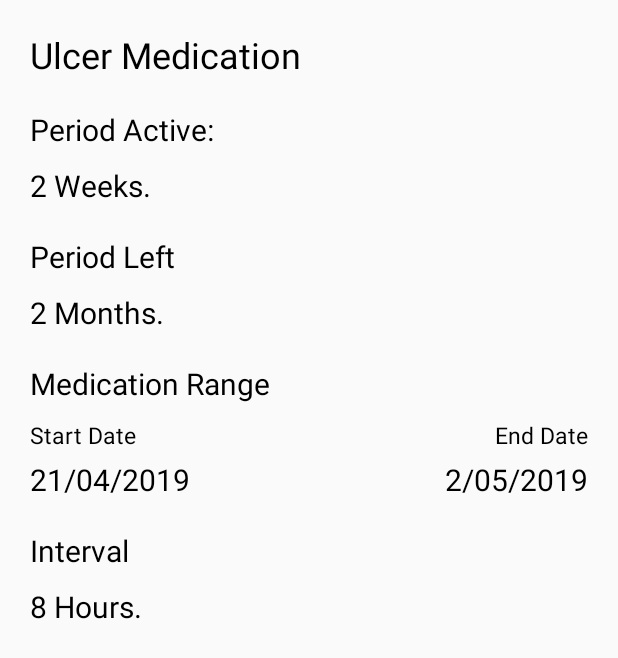
After one commit to aumarbello/Med-Manager, an Android app: the layout medication_detail.xml on its own in the app's theme, with its tools: preview values and no code run, on a phone screen of 412 x 824 dp. The commit adds this screen. Shown: the top 658 px of the screen. Run offline under Robolectric (Android 15) with nearby library versions, the phone set to English and light mode, and no system bars.

Commit message:
Implemented Medication Details Layout

```diff
--- /dev/null
+++ b/app/src/main/res/layout/medication_detail.xml
@@ -0,0 +1,152 @@
+<?xml version="1.0" encoding="utf-8"?>
+<LinearLayout xmlns:android="http://schemas.android.com/apk/res/android"
+    xmlns:tools="http://schemas.android.com/tools"
+    android:layout_width="match_parent"
+    android:layout_height="match_parent"
+    xmlns:app="http://schemas.android.com/apk/res-auto"
+    android:orientation="vertical">
+
+    <TextView
+        android:layout_width="match_parent"
+        android:layout_height="wrap_content"
+        android:id="@+id/medication_desc"
+        android:textSize="24sp"
+        android:textColor="@color/black"
+        android:layout_marginStart="@dimen/side_margin_normal"
+        android:layout_marginEnd="@dimen/side_margin_normal"
+        android:layout_marginTop="@dimen/side_margin_normal"
+        tools:text="Ulcer Medication"
+        />
+
+    <TextView
+        android:layout_width="match_parent"
+        android:layout_height="wrap_content"
+        android:textSize="20sp"
+        android:textColor="@color/black"
+        android:text="@string/period_active"
+        android:layout_marginStart="@dimen/side_margin_normal"
+        android:layout_marginEnd="@dimen/side_margin_normal"
+        android:layout_marginTop="@dimen/side_margin_normal"
+        />
+
+    <TextView
+        android:layout_width="match_parent"
+        android:layout_height="wrap_content"
+        android:id="@+id/period_active"
+        android:textSize="20sp"
+        android:textColor="@color/black"
+        android:layout_marginStart="@dimen/side_margin_normal"
+        android:layout_marginEnd="@dimen/side_margin_normal"
+        android:layout_marginTop="@dimen/side_margin_small"
+        tools:text="2 Weeks."
+        />
+
+    <TextView
+        android:layout_width="match_parent"
+        android:layout_height="wrap_content"
+        android:textSize="20sp"
+        android:textColor="@color/black"
+        android:text="@string/period_left"
+        android:layout_marginStart="@dimen/side_margin_normal"
+        android:layout_marginEnd="@dimen/side_margin_normal"
+        android:layout_marginTop="@dimen/side_margin_normal"
+        />
+
+    <TextView
+        android:layout_width="match_parent"
+        android:layout_height="wrap_content"
+        android:id="@+id/period_left"
+        android:textSize="20sp"
+        android:textColor="@color/black"
+        android:layout_marginStart="@dimen/side_margin_normal"
+        android:layout_marginEnd="@dimen/side_margin_normal"
+        android:layout_marginTop="@dimen/side_margin_small"
+        tools:text="2 Months."
+        />
+
+    <TextView
+        android:layout_width="match_parent"
+        android:layout_height="wrap_content"
+        android:textSize="20sp"
+        android:textColor="@color/black"
+        android:text="@string/medication_range"
+        android:layout_marginStart="@dimen/side_margin_normal"
+        android:layout_marginEnd="@dimen/side_margin_normal"
+        android:layout_marginTop="@dimen/side_margin_normal"
+        />
+
+    <android.support.constraint.ConstraintLayout
+        android:layout_width="match_parent"
+        android:layout_height="wrap_content"
+        android:layout_marginStart="@dimen/side_margin_normal"
+        android:layout_marginEnd="@dimen/side_margin_normal"
+        android:layout_marginTop="@dimen/side_margin_small">
+
+        <TextView
+            android:layout_width="wrap_content"
+            android:layout_height="wrap_content"
+            android:id="@+id/start_date_label"
+            android:textSize="15sp"
+            android:text="@string/start_date"
+            android:textColor="@color/black"
+            app:layout_constraintStart_toStartOf="parent"
+            />
+
+        <TextView
+            android:layout_width="wrap_content"
+            android:layout_height="wrap_content"
+            android:id="@+id/end_date_label"
+            android:textSize="15sp"
+            android:text="@string/end_date"
+            android:textColor="@color/black"
+            app:layout_constraintEnd_toEndOf="parent"
+            />
+
+        <TextView
+            android:layout_width="wrap_content"
+            android:layout_height="wrap_content"
+            android:id="@+id/start_date"
+            android:textSize="20sp"
+            android:textColor="@color/black"
+            android:layout_marginTop="5dp"
+            app:layout_constraintStart_toStartOf="parent"
+            app:layout_constraintTop_toBottomOf="@id/start_date_label"
+            tools:text="21/04/2019"
+            />
+
+        <TextView
+            android:layout_width="wrap_content"
+            android:layout_height="wrap_content"
+            android:id="@+id/end_date"
+            android:textSize="20sp"
+            android:textColor="@color/black"
+            android:layout_marginTop="5dp"
+            app:layout_constraintEnd_toEndOf="parent"
+            app:layout_constraintTop_toBottomOf="@id/end_date_label"
+            tools:text="2/05/2019"
+            />
+    </android.support.constraint.ConstraintLayout>
+
+    <TextView
+        android:layout_width="match_parent"
+        android:layout_height="wrap_content"
+        android:textSize="20sp"
+        android:textColor="@color/black"
+        android:text="@string/interval"
+        android:layout_marginStart="@dimen/side_margin_normal"
+        android:layout_marginEnd="@dimen/side_margin_normal"
+        android:layout_marginTop="@dimen/side_margin_normal"
+        />
+
+    <TextView
+        android:layout_width="match_parent"
+        android:layout_height="wrap_content"
+        android:id="@+id/interval"
+        android:textSize="20sp"
+        android:textColor="@color/black"
+        android:layout_marginStart="@dimen/side_margin_normal"
+        android:layout_marginEnd="@dimen/side_margin_normal"
+        android:layout_marginTop="@dimen/side_margin_small"
+        tools:text="8 Hours."
+        />
+</LinearLayout>
--- a/app/src/main/res/values/strings.xml
+++ b/app/src/main/res/values/strings.xml
@@ -6,4 +6,9 @@
     <string name="login">Login</string>
     <string name="date_added">Date Added</string>
     <string name="interval">Interval</string>
+    <string name="period_active">Period Active:</string>
+    <string name="period_left">Period Left</string>
+    <string name="medication_range">Medication Range</string>
+    <string name="start_date">Start Date</string>
+    <string name="end_date">End Date</string>
 </resources>
```
